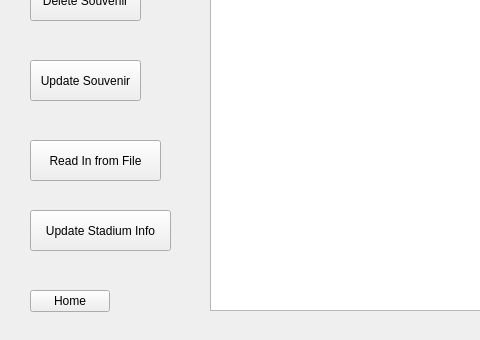
Before: the Qt Designer form Admin.ui in TheBeesKnees111/Gamer-Girls, drawn with Qt 5; both pictures show x 0 to 480 and y 140 to 480 of the 640 by 480 pixel window.
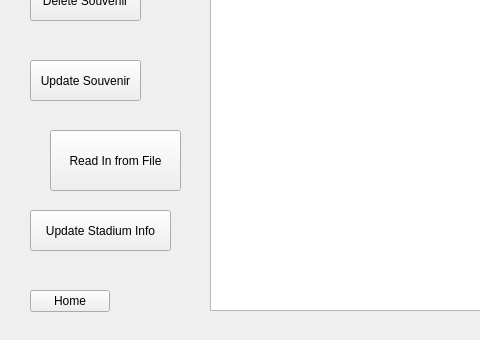
After: the same form once the commit is applied.

Commit message: i moved a button

What changed in the file:
```diff
--- a/Admin.ui
+++ b/Admin.ui
@@ -65,10 +65,10 @@
   <widget class="QPushButton" name="ReadInFromFileButton">
    <property name="geometry">
     <rect>
-     <x>30</x>
-     <y>280</y>
+     <x>50</x>
+     <y>270</y>
      <width>131</width>
-     <height>41</height>
+     <height>61</height>
     </rect>
    </property>
    <property name="text">
```
